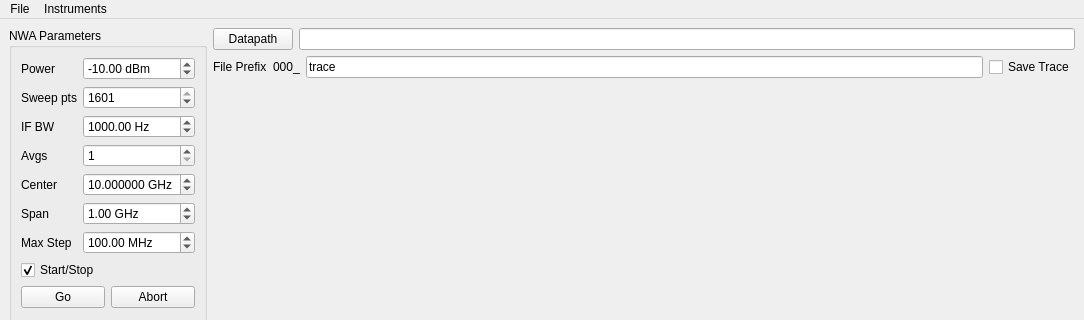
The window that slab/scripts/NWAWindow.ui (SchusterLab/slab) describes before a commit, drawn with Qt 5; both pictures show x 0 to 1084 and y 0 to 320 of the 1084 by 748 pixel window.
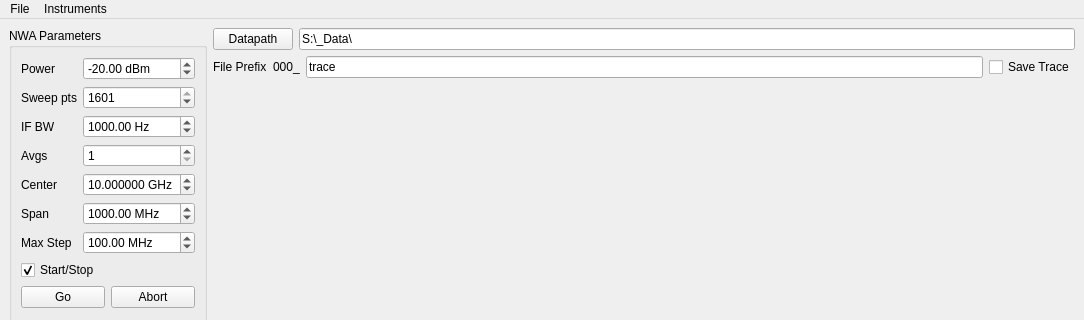
The same window after the commit. Custom widgets are drawn as their Qt base class.

Commit message:
added file saving capability to NWAWindow.py fixed bug where doublespinboxes weren't updating made it so span/stop spinbox updates units when changed. Still need to implement segmented sweep.
-DS

Patch:
```diff
--- a/slab/scripts/NWAWindow.ui
+++ b/slab/scripts/NWAWindow.ui
@@ -82,7 +82,7 @@
               <double>10.000000000000000</double>
              </property>
              <property name="value">
-              <double>-10.000000000000000</double>
+              <double>-20.000000000000000</double>
              </property>
             </widget>
            </item>
@@ -147,13 +147,13 @@
               </sizepolicy>
              </property>
              <property name="suffix">
-              <string> GHz</string>
+              <string> MHz</string>
              </property>
              <property name="maximum">
               <double>20000.000000000000000</double>
              </property>
              <property name="value">
-              <double>1.000000000000000</double>
+              <double>1000.000000000000000</double>
              </property>
             </widget>
            </item>
@@ -238,7 +238,11 @@
            </widget>
           </item>
           <item>
-           <widget class="QLineEdit" name="datapathLineEdit"/>
+           <widget class="QLineEdit" name="datapathLineEdit">
+            <property name="text">
+             <string>S:\_Data\</string>
+            </property>
+           </widget>
           </item>
          </layout>
         </item>
```
Left out of the diff: 4 changed lines with no effect on the pictures. The commit also changes 2 other files.
